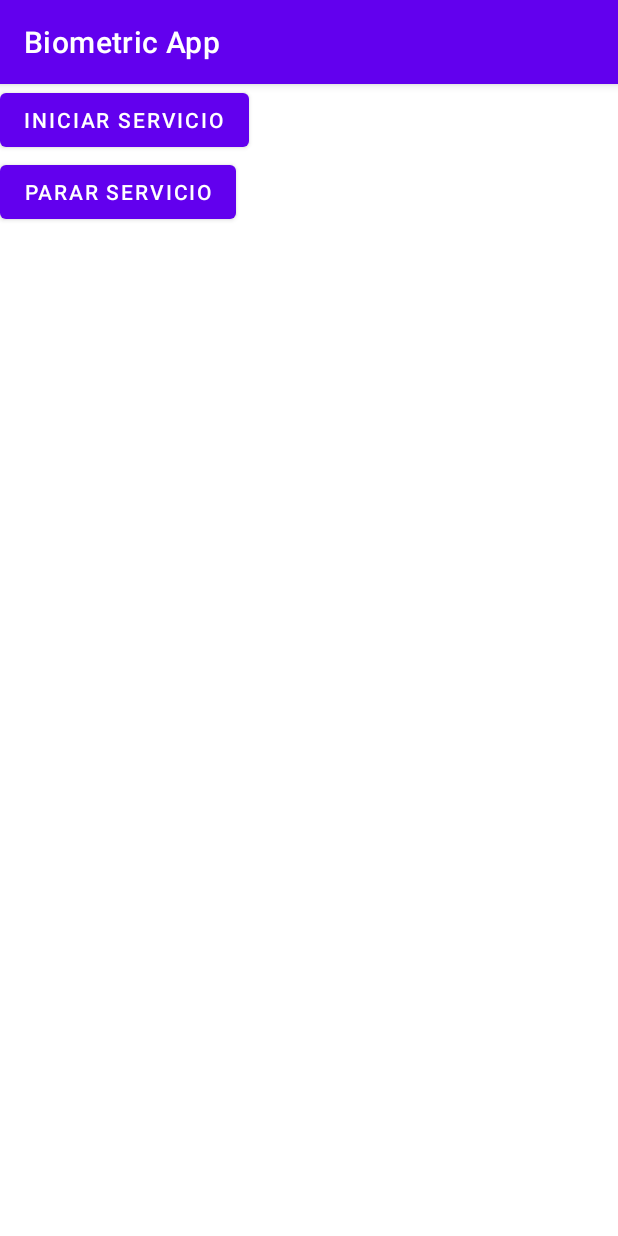
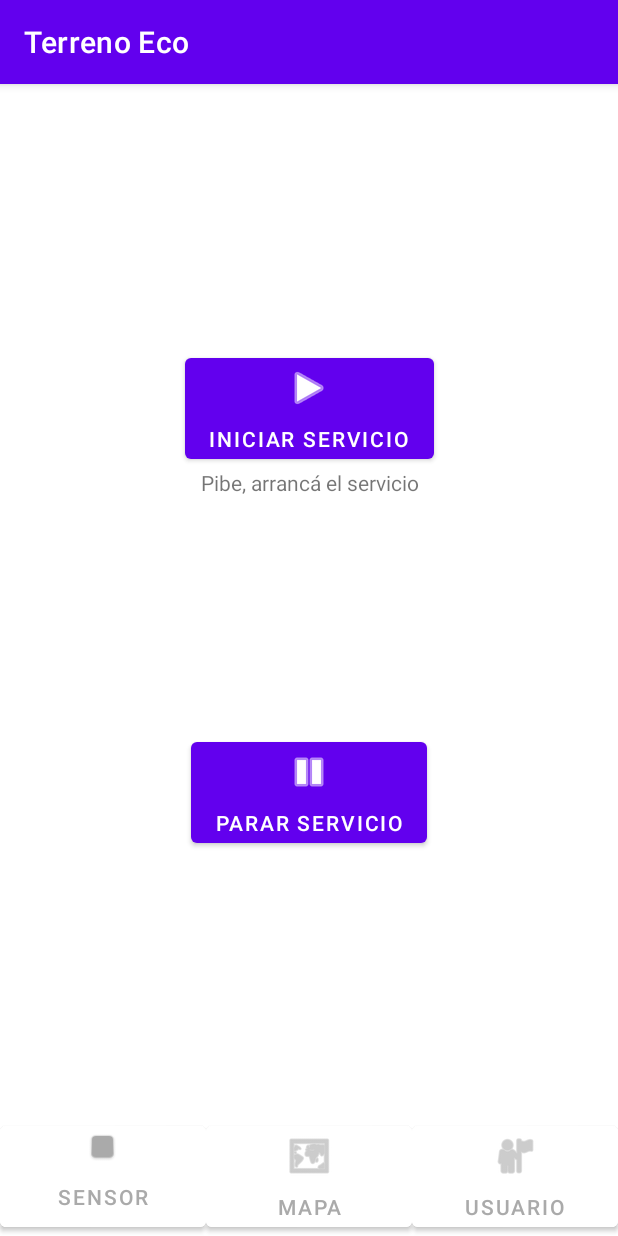
Before and after one commit to pdepau/TerrenoEco_Android, an Android app: the screen it shows after launch (MainActivity), on a phone screen of 412 x 824 dp. Run offline under Robolectric (Android 15) with nearby library versions, the phone set to English and light mode, and no system bars; 1 statement that could not run was skipped.

Commit message:
Sprint 1 UX

```diff
--- a/src/app/build.gradle
+++ b/src/app/build.gradle
@@ -6,7 +6,7 @@ android {
     compileSdkVersion 30
 
     defaultConfig {
-        applicationId "com.lbelmar.biometric"
+        applicationId "com.m1.terrenoeco"
         minSdkVersion 26
         targetSdkVersion 30
         versionCode 1
--- a/src/app/src/main/AndroidManifest.xml
+++ b/src/app/src/main/AndroidManifest.xml
@@ -1,6 +1,6 @@
 <?xml version="1.0" encoding="utf-8"?>
 <manifest xmlns:android="http://schemas.android.com/apk/res/android"
-    package="com.lbelmar.biometric">
+    package="com.lbelmar.terrenoeco">
 
     <uses-permission android:name="android.permission.ACCESS_FINE_LOCATION" />
     <uses-permission android:name="android.permission.ACCESS_COARSE_LOCATION" />
@@ -19,14 +19,14 @@
         android:supportsRtl="true"
         android:usesCleartextTraffic="true"
         android:theme="@style/Theme.BiometricApp">
-        <activity android:name=".MainActivity">
+        <activity android:name="com.lbelmar.terrenoeco.MainActivity">
             <intent-filter>
                 <action android:name="android.intent.action.MAIN" />
 
                 <category android:name="android.intent.category.LAUNCHER" />
             </intent-filter>
         </activity>
-        <service android:name=".ServicioEscucharBeacons" />
+        <service android:name="com.lbelmar.terrenoeco.ServicioEscucharBeacons" />
     </application>
 
 </manifest>
--- a/src/app/src/main/java/com/lbelmar/biometric/Constantes.java
+++ b/src/app/src/main/java/com/lbelmar/terrenoeco/Constantes.java
@@ -1,4 +1,4 @@
-package com.lbelmar.biometric;
+package com.lbelmar.terrenoeco;
 // -------------------------------------------------------
 // Autor: Luis Belloch
 // Descripcion: Constantes para usar a lo largo del código
@@ -6,5 +6,5 @@ package com.lbelmar.biometric;
 // -------------------------------------------------------
 public class Constantes {
     public static String URL = "http://192.168.137.1:8000/";
-    public static String NOMBRE_SENSOR = "GTI-3A";
+    public static String NOMBRE_SENSOR = "GTI-M1";
 }
--- a/src/app/src/main/java/com/lbelmar/biometric/MainActivity.java
+++ b/src/app/src/main/java/com/lbelmar/terrenoeco/MainActivity.java
@@ -1,4 +1,4 @@
-package com.lbelmar.biometric;
+package com.lbelmar.terrenoeco;
 
 // -------------------------------------------------------
 // Autor: Luis Belloch
@@ -14,6 +14,7 @@ import android.os.Build;
 import android.os.Bundle;
 import android.util.Log;
 import android.view.View;
+import android.widget.TextView;
 
 import androidx.annotation.RequiresApi;
 import androidx.appcompat.app.AppCompatActivity;
@@ -33,6 +34,8 @@ public class MainActivity extends AppCompatActivity {
     private static final int CODIGO_PETICION_PERMISOS = 11223344;
 
     public static final String TAG_INTENT_SERVICE = "TAG_INTENT_SERVICE";
+
+    public static TextView textoMedida;
 
     private Intent elIntentDelServicio = null;
     GestionNotificaciones gestorNotidicaciones;
@@ -65,6 +68,7 @@ public class MainActivity extends AppCompatActivity {
             Log.d(ETIQUETA_LOG, " inicializarBlueTooth(): parece que YA tengo los permisos necesarios !!!!");
 
         }
+        textoMedida = findViewById(R.id.textoVisualMedida);
         gestorNotidicaciones = new GestionNotificaciones();
         Log.d(ETIQUETA_LOG, " onCreate(): termina ");
 
@@ -145,6 +149,12 @@ public class MainActivity extends AppCompatActivity {
     public static Context getContext() {
         return mContext;
     }
+    public static void actualizarTextoMedida(String texto) {
+        textoMedida.setText(texto);
+    }
+
+
+
 
 } // class
 // --------------------------------------------------------------
--- a/src/app/src/main/java/com/lbelmar/biometric/PeticionarioREST.java
+++ b/src/app/src/main/java/com/lbelmar/terrenoeco/PeticionarioREST.java
@@ -1,4 +1,4 @@
-package com.lbelmar.biometric;
+package com.lbelmar.terrenoeco;
 
 import java.io.BufferedReader;
 import java.io.DataOutputStream;
--- a/src/app/src/main/java/com/lbelmar/biometric/TramaIBeacon.java
+++ b/src/app/src/main/java/com/lbelmar/terrenoeco/TramaIBeacon.java
@@ -1,4 +1,4 @@
-package com.lbelmar.biometric;
+package com.lbelmar.terrenoeco;
 
 
 import java.util.Arrays;
@@ -155,8 +155,8 @@ public class TramaIBeacon {
 
         prefijo = Arrays.copyOfRange(losBytes, 0, 8+1 ); // 9 bytes
         uuid = Arrays.copyOfRange(losBytes, 9, 24+1 ); // 16 bytes
-        major = Arrays.copyOfRange(losBytes, 22, 23+1 ); // 2 bytes
-        minor = Arrays.copyOfRange(losBytes, 24, 25+1 ); // 2 bytes
+        major = Arrays.copyOfRange(losBytes, 25, 26+1 ); // 2 bytes
+        minor = Arrays.copyOfRange(losBytes, 27, 28+1 ); // 2 bytes
         txPower = losBytes[ 29 ]; // 1 byte
 
         advFlags = Arrays.copyOfRange( prefijo, 0, 2+1 ); // 3 bytes
--- a/src/app/src/main/java/com/lbelmar/biometric/Utilidades.java
+++ b/src/app/src/main/java/com/lbelmar/terrenoeco/Utilidades.java
@@ -1,4 +1,4 @@
-package com.lbelmar.biometric;
+package com.lbelmar.terrenoeco;
 
 
 import java.math.BigInteger;
--- a/src/app/src/main/res/layout/activity_main.xml
+++ b/src/app/src/main/res/layout/activity_main.xml
@@ -1,25 +1,125 @@
 <?xml version="1.0" encoding="utf-8"?>
-<android.widget.LinearLayout xmlns:android="http://schemas.android.com/apk/res/android"
-    android:orientation="vertical"
+<androidx.constraintlayout.widget.ConstraintLayout xmlns:android="http://schemas.android.com/apk/res/android"
     xmlns:app="http://schemas.android.com/apk/res-auto"
     xmlns:tools="http://schemas.android.com/tools"
+    android:id="@+id/linearLayout"
     android:layout_width="match_parent"
     android:layout_height="match_parent"
+    android:backgroundTint="@color/teal_200"
     tools:context=".MainActivity">
+
 
     <Button
         android:id="@+id/intent_service_start_intent_service"
-        android:text="@string/buscar"
-        android:onClick="botonArrancarServicioPulsado"
         android:layout_width="wrap_content"
         android:layout_height="wrap_content"
-        />
+        android:onClick="botonArrancarServicioPulsado"
+        android:text="@string/buscar"
+        app:icon="@android:drawable/ic_media_play"
+        app:iconGravity="top"
+        app:layout_constraintBottom_toTopOf="@+id/intent_service_stop_intent_service"
+        app:layout_constraintEnd_toEndOf="parent"
+        app:layout_constraintHorizontal_bias="0.5"
+        app:layout_constraintStart_toStartOf="parent"
+        app:layout_constraintTop_toTopOf="parent" />
 
     <Button
         android:id="@+id/intent_service_stop_intent_service"
-        android:onClick="botonDetenerServicioPulsado"
         android:layout_width="wrap_content"
         android:layout_height="wrap_content"
-        android:text="@string/parar_servicio" />
+        android:onClick="botonDetenerServicioPulsado"
+        android:text="@string/parar_servicio"
+        app:icon="@android:drawable/ic_media_pause"
+        app:iconGravity="top"
+        app:layout_constraintBottom_toTopOf="@+id/bottomNavigationView"
+        app:layout_constraintEnd_toEndOf="parent"
+        app:layout_constraintHorizontal_bias="0.5"
+        app:layout_constraintStart_toStartOf="parent"
+        app:layout_constraintTop_toBottomOf="@+id/intent_service_start_intent_service" />
 
-</android.widget.LinearLayout>
+    <androidx.constraintlayout.widget.ConstraintLayout
+        android:id="@+id/bottomNavigationView"
+        android:layout_width="0dp"
+        android:layout_height="wrap_content"
+        app:layout_constraintBottom_toBottomOf="parent"
+        app:layout_constraintEnd_toEndOf="parent"
+        app:layout_constraintHorizontal_bias="0.0"
+        app:layout_constraintStart_toStartOf="parent">
+
+        <Button
+            android:id="@+id/button7"
+            android:layout_width="0dp"
+            android:layout_height="0dp"
+            android:backgroundTint="@color/white"
+            android:shadowColor="@color/white"
+            android:shadowDx="0"
+            android:shadowRadius="0"
+            android:text="Sensor"
+            android:textAlignment="center"
+            android:textColor="@android:color/darker_gray"
+            app:icon="@android:drawable/checkbox_off_background"
+            app:iconGravity="top"
+            app:iconTint="@android:color/darker_gray"
+            app:layout_constraintBottom_toBottomOf="parent"
+            app:layout_constraintEnd_toStartOf="@+id/button6"
+            app:layout_constraintHorizontal_bias="0.5"
+            app:layout_constraintStart_toStartOf="parent"
+            app:layout_constraintTop_toTopOf="parent"
+            app:layout_constraintVertical_bias="0.0"
+            app:strokeColor="@color/white" />
+
+        <Button
+            android:id="@+id/button6"
+            android:layout_width="0dp"
+            android:layout_height="wrap_content"
+            android:backgroundTint="@color/white"
+            android:shadowColor="@color/white"
+            android:shadowDx="0"
+            android:shadowRadius="0"
+            android:text="Mapa"
+            android:textColor="@android:color/darker_gray"
+            app:icon="@android:drawable/ic_menu_mapmode"
+            app:iconGravity="top"
+            app:iconTint="@android:color/darker_gray"
+            app:layout_constraintBottom_toBottomOf="parent"
+            app:layout_constraintEnd_toStartOf="@+id/button8"
+            app:layout_constraintHorizontal_bias="0.5"
+            app:layout_constraintStart_toEndOf="@+id/button7"
+            app:layout_constraintTop_toTopOf="parent"
+            app:layout_constraintVertical_bias="0.0"
+            app:strokeColor="@color/white" />
+
+        <Button
+            android:id="@+id/button8"
+            android:layout_width="0dp"
+            android:layout_height="wrap_content"
+            android:backgroundTint="@color/white"
+            android:shadowColor="@color/white"
+            android:shadowDx="0"
+            android:shadowRadius="0"
+            android:text="Usuario"
+            android:textColor="@android:color/darker_gray"
+            app:icon="@android:drawable/ic_menu_myplaces"
+            app:iconGravity="top"
+            app:iconTint="@android:color/darker_gray"
+            app:layout_constraintBottom_toBottomOf="parent"
+            app:layout_constraintEnd_toEndOf="parent"
+            app:layout_constraintHorizontal_bias="0.5"
+            app:layout_constraintStart_toEndOf="@+id/button6"
+            app:layout_constraintTop_toTopOf="parent"
+            app:layout_constraintVertical_bias="0.0"
+            app:strokeColor="@color/white" />
+
+    </androidx.constraintlayout.widget.ConstraintLayout>
+
+    <TextView
+        android:id="@+id/textoVisualMedida"
+        android:layout_width="0dp"
+        android:layout_height="wrap_content"
+        android:text="Pibe, arrancá el servicio"
+        android:textAlignment="center"
+        app:layout_constraintEnd_toEndOf="parent"
+        app:layout_constraintStart_toStartOf="parent"
+        app:layout_constraintTop_toBottomOf="@+id/intent_service_start_intent_service" />
+
+</androidx.constraintlayout.widget.ConstraintLayout>
--- a/src/app/src/main/res/values/strings.xml
+++ b/src/app/src/main/res/values/strings.xml
@@ -1,5 +1,5 @@
 <resources>
-    <string name="app_name">Biometric App</string>
+    <string name="app_name">Terreno Eco</string>
     <string name="buscar">Iniciar Servicio</string>
     <string name="parar_servicio">Parar servicio</string>
 </resources>
--- a/src/settings.gradle
+++ b/src/settings.gradle
@@ -1,2 +1,2 @@
-rootProject.name = "Biometric App"
+rootProject.name = "Terreno Eco"
 include ':app'
```
Also changed, not shown: src/app/src/main/java/com/lbelmar/terrenoeco/Logica.java (renamed from src/app/src/main/java/com/lbelmar/biometric/Logica.java, +4 -6 lines), src/app/src/main/java/com/lbelmar/terrenoeco/Medida.java (renamed from src/app/src/main/java/com/lbelmar/biometric/Medida.java, +20 -8 lines), src/app/src/main/java/com/lbelmar/terrenoeco/ServicioEscucharBeacons.java (renamed from src/app/src/main/java/com/lbelmar/biometric/ServicioEscucharBeacons.java, +13 -21 lines), 5 other files.
